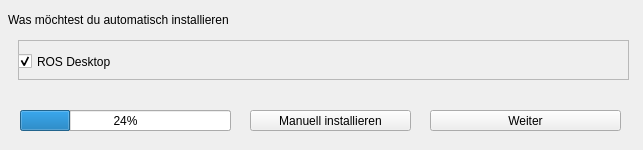
The window that QtGui/Checkwindow.ui (JonasMayerDev/Realtime_Detect) describes before a commit, drawn with Qt 5.
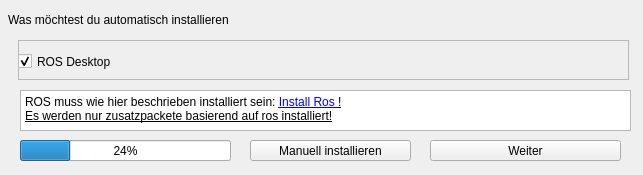
The same window after the commit.

Patch:
```diff
--- a/QtGui/Checkwindow.ui
+++ b/QtGui/Checkwindow.ui
@@ -7,7 +7,7 @@
     <x>0</x>
     <y>0</y>
     <width>643</width>
-    <height>150</height>
+    <height>175</height>
    </rect>
   </property>
   <property name="windowTitle">
@@ -18,7 +18,7 @@
     <property name="geometry">
      <rect>
       <x>430</x>
-      <y>110</y>
+      <y>140</y>
       <width>191</width>
       <height>21</height>
      </rect>
@@ -31,7 +31,7 @@
     <property name="geometry">
      <rect>
       <x>20</x>
-      <y>110</y>
+      <y>140</y>
       <width>211</width>
       <height>21</height>
      </rect>
@@ -44,7 +44,7 @@
     <property name="geometry">
      <rect>
       <x>250</x>
-      <y>110</y>
+      <y>140</y>
       <width>161</width>
       <height>21</height>
      </rect>
@@ -114,7 +114,7 @@
     <property name="geometry">
      <rect>
       <x>20</x>
-      <y>110</y>
+      <y>140</y>
       <width>211</width>
       <height>21</height>
      </rect>
@@ -123,6 +123,24 @@
      <number>24</number>
     </property>
    </widget>
+   <widget class="QTextBrowser" name="textBrowser">
+    <property name="geometry">
+     <rect>
+      <x>20</x>
+      <y>90</y>
+      <width>611</width>
+      <height>41</height>
+     </rect>
+    </property>
+    <property name="html">
+     <string>&lt;!DOCTYPE HTML PUBLIC &quot;-//W3C//DTD HTML 4.0//EN&quot; &quot;http://www.w3.org/TR/REC-html40/strict.dtd&quot;&gt;
+&lt;html&gt;&lt;head&gt;&lt;meta name=&quot;qrichtext&quot; content=&quot;1&quot; /&gt;&lt;style type=&quot;text/css&quot;&gt;
+p, li { white-space: pre-wrap; }
+&lt;/style&gt;&lt;/head&gt;&lt;body style=&quot; font-family:'Sans Serif'; font-size:9pt; font-weight:400; font-style:normal;&quot;&gt;
+&lt;p style=&quot; margin-top:0px; margin-bottom:0px; margin-left:0px; margin-right:0px; -qt-block-indent:0; text-indent:0px;&quot;&gt;ROS muss wie hier beschrieben installiert sein: &lt;a href=&quot; https://www.theconstructsim.com/how-to-install-ros-on-ubuntu/&quot;&gt;&lt;span style=&quot; text-decoration: underline; color:#0000ff;&quot;&gt;Install Ros &lt;/span&gt;&lt;/a&gt;&lt;a href=&quot; https://www.theconstructsim.com/how-to-install-ros-on-ubuntu/&quot;&gt;&lt;span style=&quot; text-decoration: underline; color:#000000;&quot;&gt;!&lt;/span&gt;&lt;/a&gt;&lt;/p&gt;
+&lt;p style=&quot; margin-top:0px; margin-bottom:0px; margin-left:0px; margin-right:0px; -qt-block-indent:0; text-indent:0px;&quot;&gt;&lt;a href=&quot; https://www.theconstructsim.com/how-to-install-ros-on-ubuntu/&quot;&gt;&lt;span style=&quot; text-decoration: underline; color:#000000;&quot;&gt;Es werden nur zusatzpackete basierend auf ros installiert!&lt;/span&gt;&lt;/a&gt;&lt;/p&gt;&lt;/body&gt;&lt;/html&gt;</string>
+    </property>
+   </widget>
   </widget>
  </widget>
  <layoutdefault spacing="6" margin="11"/>
```
